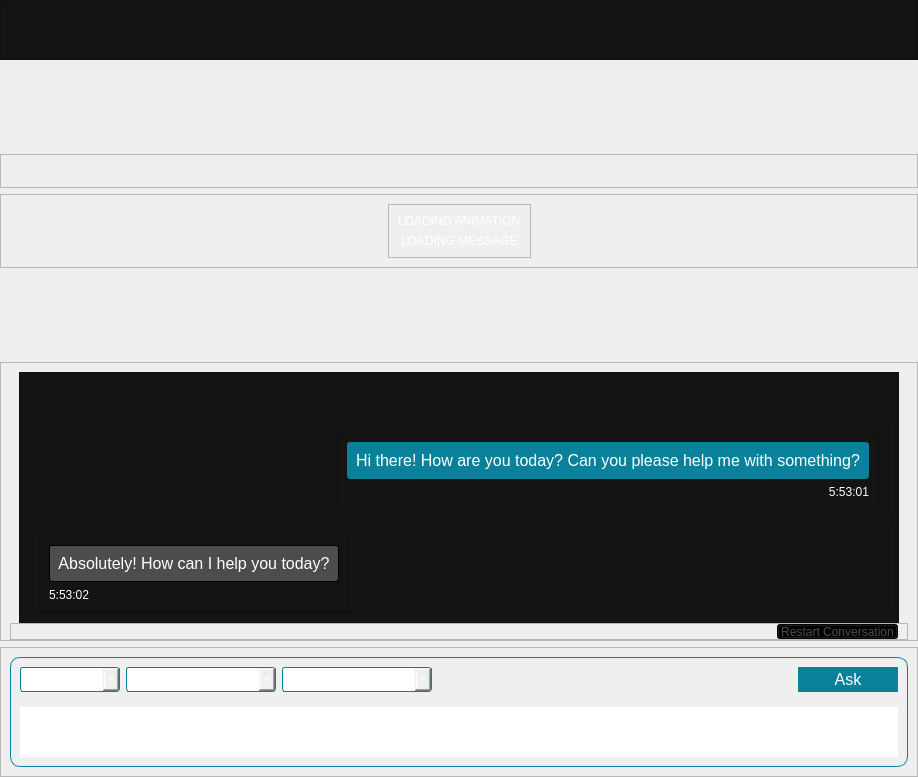
amd/gaia, file src/gaia/interface/form.ui: the form before one commit.
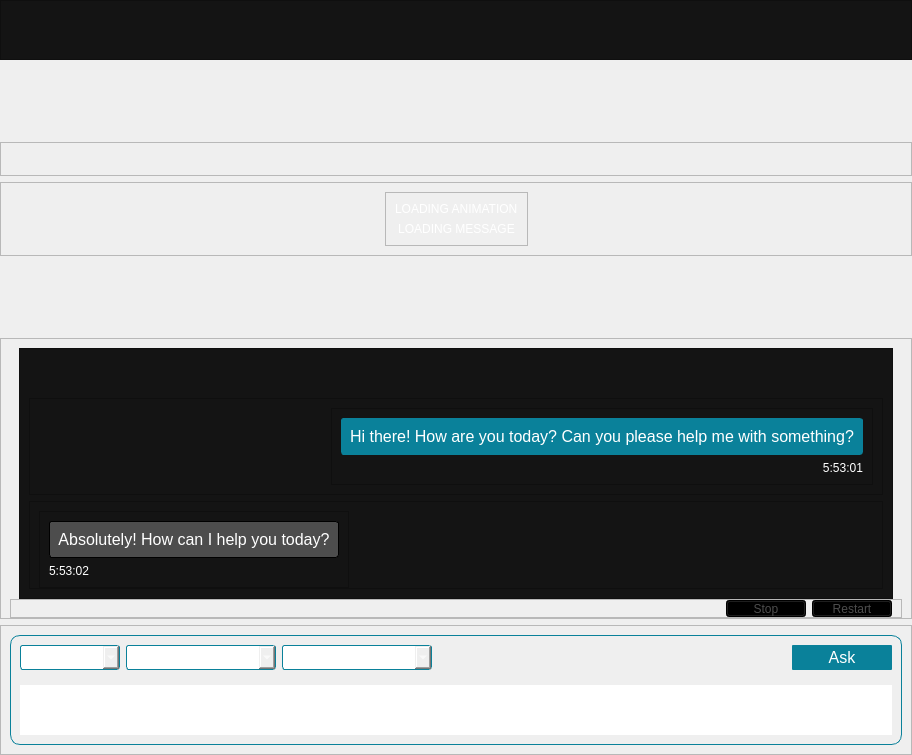
The form after the commit. Icons and pictures are not drawn.

```diff
--- a/src/gaia/interface/form.ui
+++ b/src/gaia/interface/form.ui
@@ -7,8 +7,8 @@
    <rect>
     <x>0</x>
     <y>0</y>
-    <width>918</width>
-    <height>777</height>
+    <width>912</width>
+    <height>755</height>
    </rect>
   </property>
   <property name="sizePolicy">
@@ -315,8 +315,8 @@
           <rect>
            <x>0</x>
            <y>0</y>
-           <width>898</width>
-           <height>242</height>
+           <width>892</width>
+           <height>235</height>
           </rect>
          </property>
          <layout class="QVBoxLayout" name="verticalLayout_6">
@@ -548,12 +548,54 @@
            </property>
           </spacer>
          </item>
+         <item>
+          <widget class="QPushButton" name="stop">
+           <property name="enabled">
+            <bool>true</bool>
+           </property>
+           <property name="maximumSize">
+            <size>
+             <width>16777215</width>
+             <height>17</height>
+            </size>
+           </property>
+           <property name="styleSheet">
+            <string notr="true">QPushButton {
+    color: rgb(77, 77, 77);
+     border-color: rgb(0, 0, 0); 
+    background-color: rgb(0, 0, 0); 
+    border-color: rgb(0, 0, 0); 
+    qproperty-icon: url(&quot;:/img/stop.png&quot;);
+}
+
+QPushButton:hover {
+    color: rgb(255, 255, 255); 
+    background-color: rgb(0, 0, 0);
+    border-color: rgb(0, 0, 0); 
+}
+</string>
+           </property>
+           <property name="text">
+            <string>Stop</string>
+           </property>
+           <property name="icon">
+            <iconset resource="resource.qrc">
+             <normaloff>:/img/stop.png</normaloff>:/img/stop.png</iconset>
+           </property>
+           <property name="iconSize">
+            <size>
+             <width>16</width>
+             <height>11</height>
+            </size>
+           </property>
+          </widget>
+         </item>
          <item>
           <widget class="QPushButton" name="restart">
            <property name="maximumSize">
             <size>
              <width>16777215</width>
-             <height>15</height>
+             <height>17</height>
             </size>
            </property>
            <property name="font">
@@ -578,7 +620,7 @@
 </string>
            </property>
            <property name="text">
-            <string>Restart Conversation</string>
+            <string>Restart</string>
            </property>
            <property name="icon">
             <iconset resource="resource.qrc">
```
Left out of the diff: 7 changed lines with no effect on the pictures.
